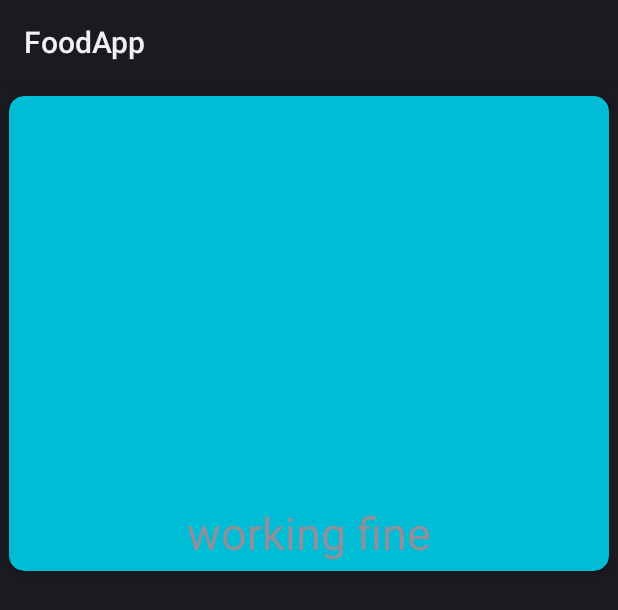
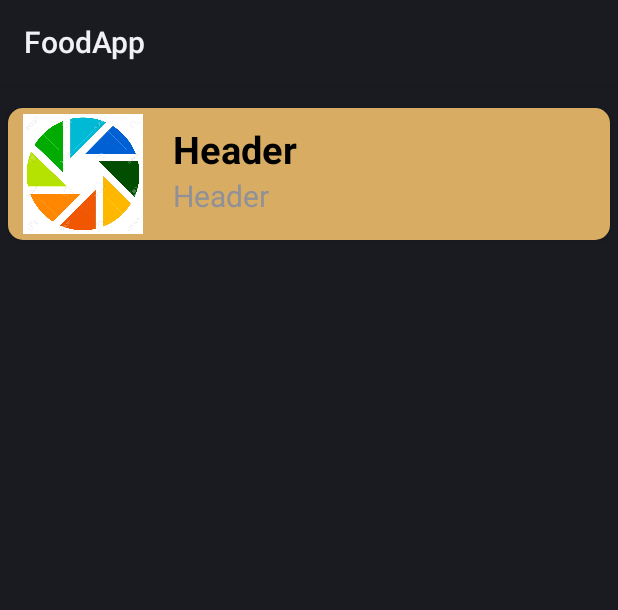
Before and after one commit to Dahiya27/FoodApp, an Android app: the layout imagesingle.xml on its own in the app's theme, with its tools: preview values and no code run, on a phone screen of 412 x 824 dp. Shown: the top 610 px of the screen. Run offline under Robolectric (Android 15) with nearby library versions, the light colour scheme and no system bars.

Commit message:
Shops added

```diff
--- a/app/src/main/java/com/example/android/foodapp/ui/home/shops.java
+++ b/app/src/main/java/com/example/android/foodapp/ui/home/shops.java
@@ -53,7 +53,7 @@ public class shops extends AppCompatActivity {
     FirebaseDatabase firebaseDatabase;
     DatabaseReference reference;
     FirebaseFirestore rootRef = FirebaseFirestore.getInstance();
-    CollectionReference userPhotoRef = rootRef.collection("data");
+    CollectionReference userPhotoRef = rootRef.collection("Restaurants");
 
     //private  final Firestore db;
     //CollectionReference cities = db.collection("data");
@@ -98,6 +98,5 @@ public class shops extends AppCompatActivity {
 
 
 
-
     }
 }
--- a/app/src/main/res/layout/activity_shops.xml
+++ b/app/src/main/res/layout/activity_shops.xml
@@ -5,7 +5,8 @@
     xmlns:tools="http://schemas.android.com/tools"
     android:layout_width="match_parent"
     android:layout_height="match_parent"
-    tools:context=".ui.home.shops">
+    tools:context=".ui.home.shops"
+    android:background="@color/purple_200">
 
     <androidx.recyclerview.widget.RecyclerView
         android:layout_width="match_parent"
--- a/app/src/main/res/layout/imagesingle.xml
+++ b/app/src/main/res/layout/imagesingle.xml
@@ -1,38 +1,50 @@
 <?xml version="1.0" encoding="utf-8"?>
 <androidx.cardview.widget.CardView xmlns:android="http://schemas.android.com/apk/res/android"
+    xmlns:app="http://schemas.android.com/apk/res-auto"
+    android:id="@+id/clist"
     android:layout_width="match_parent"
-    android:layout_height="wrap_content"
-    xmlns:app="http://schemas.android.com/apk/res-auto"
+    android:layout_height="100dp"
     app:cardCornerRadius="10dp"
-    app:contentPadding="5dp"
-    app:cardBackgroundColor="@color/black"
-    app:cardUseCompatPadding="true"
-    app:cardElevation="3dp"
-    >
-    <LinearLayout
+    android:layout_marginTop="10dp"
+    android:background="@color/teal_200"
+    app:cardUseCompatPadding="true">
+
+    <RelativeLayout
         android:layout_width="match_parent"
-        android:layout_height="match_parent"
-        android:orientation="vertical"
+        android:layout_height="wrap_content"
+        android:background="@color/teal_200">
 
-        >
         <ImageView
+            android:id="@+id/ivshop"
+            android:layout_width="80dp"
+            android:layout_marginLeft="10dp"
+            android:layout_height="90dp"
+            android:src="@drawable/icon" />
+
+        <TextView
+            android:id="@+id/tvTitle"
             android:layout_width="match_parent"
+            android:layout_height="wrap_content"
+            android:layout_marginTop="10dp"
+            android:layout_marginLeft="20dp"
+            android:layout_toRightOf="@+id/ivshop"
+            android:text="Header"
+            android:textColor="#000"
+            android:textSize="25dp"
+            android:textStyle="bold" />
 
-            android:layout_height="260dp"
-            android:id="@+id/ivshop"
-            android:scaleType="centerCrop"
+        <TextView
+            android:id="@+id/tvType"
+            android:layout_width="match_parent"
+            android:layout_height="wrap_content"
+            android:layout_below="@+id/tvTitle"
+            android:layout_marginLeft="20dp"
+            android:layout_toRightOf="@+id/ivshop"
+            android:text="Header"
+            android:textSize="20dp" />
 
 
-             />
-        <TextView
-            android:layout_width="match_parent"
-            android:layout_height="wrap_content"
-            android:text="working fine"
-            android:id="@+id/tvTitle"
-            android:paddingTop="5dp"
-            android:textSize="30dp"
-            android:gravity="center"
-            />
+    </RelativeLayout>
 
-    </LinearLayout>
+
 </androidx.cardview.widget.CardView>
```
Also changed, not shown: app/src/main/java/com/example/android/foodapp/Membr.java (+29 -10 lines), app/src/main/java/com/example/android/foodapp/ui/home/recycleviewadapter.java (+13 -10 lines).
